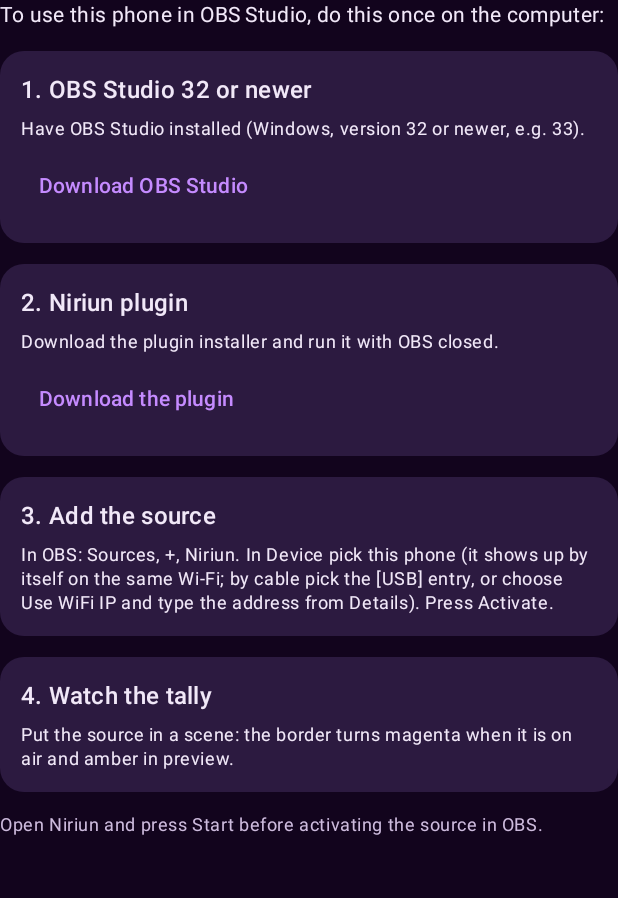
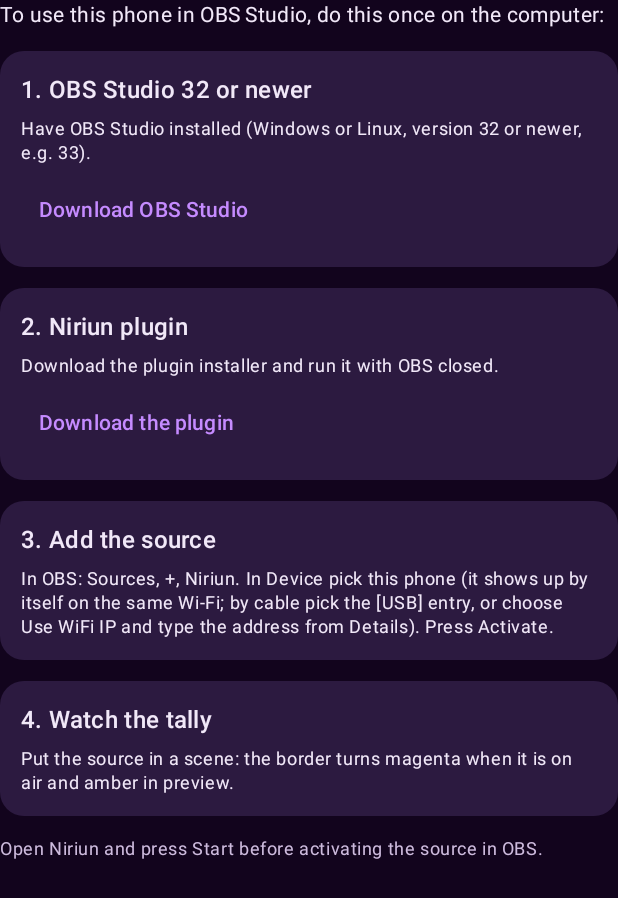
Before and after one commit to leoberbert/Niriun, an Android app built with Jetpack Compose: the composable HelpContent shown on its own in the app's theme, on a phone screen of 412 x 824 dp. Shown: the top 898 px of the screen. Run offline under Robolectric (Android 15) with nearby library versions, the phone set to English and light mode, and no system bars.

Commit message:
Ajuda e README: plugin do OBS para Windows e Linux

```diff
--- a/app/src/main/res/values/strings.xml
+++ b/app/src/main/res/values/strings.xml
@@ -145,7 +145,7 @@
     <string name="settings_tally_program_preview">On air and preview</string>
     <string name="help_intro">To use this phone in OBS Studio, do this once on the computer:</string>
     <string name="help_step1_title">OBS Studio 32 or newer</string>
-    <string name="help_step1_detail">Have OBS Studio installed (Windows, version 32 or newer, e.g. 33).</string>
+    <string name="help_step1_detail">Have OBS Studio installed (Windows or Linux, version 32 or newer, e.g. 33).</string>
     <string name="help_step1_action">Download OBS Studio</string>
     <string name="help_step2_title">Niriun plugin</string>
     <string name="help_step2_detail">Download the plugin installer and run it with OBS closed.</string>
```
Also changed, not shown: 2 other files.
